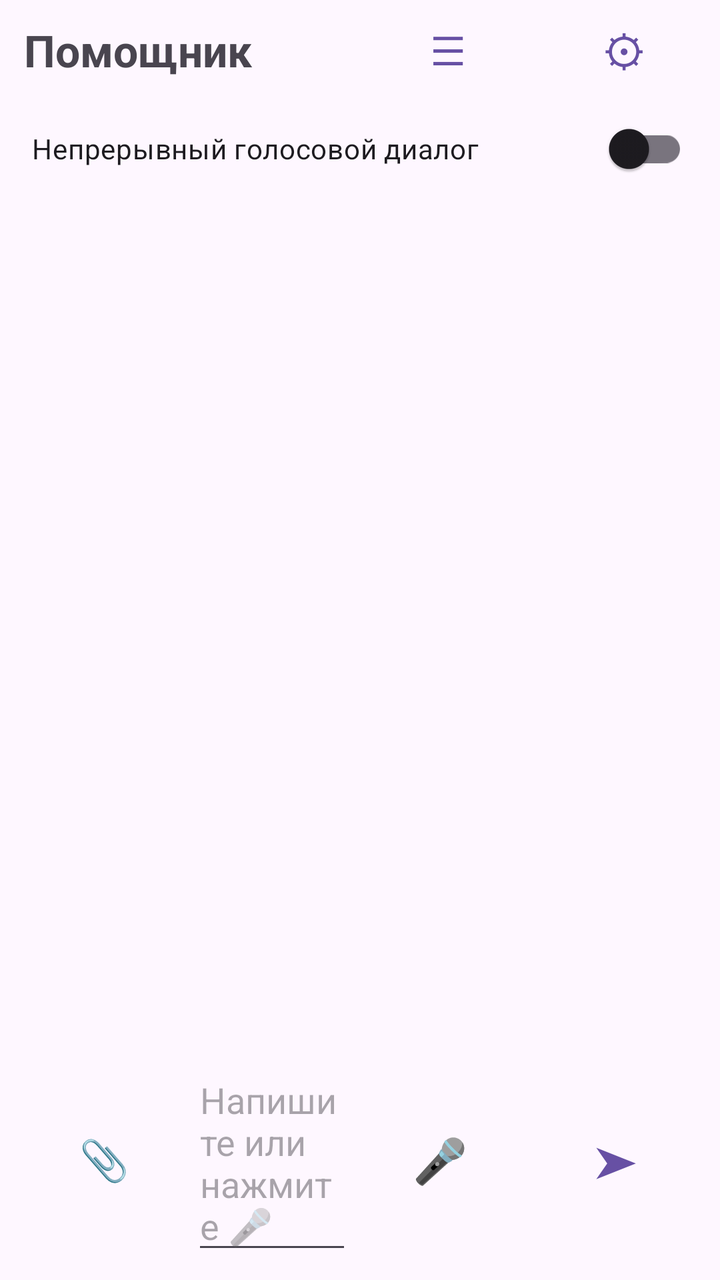
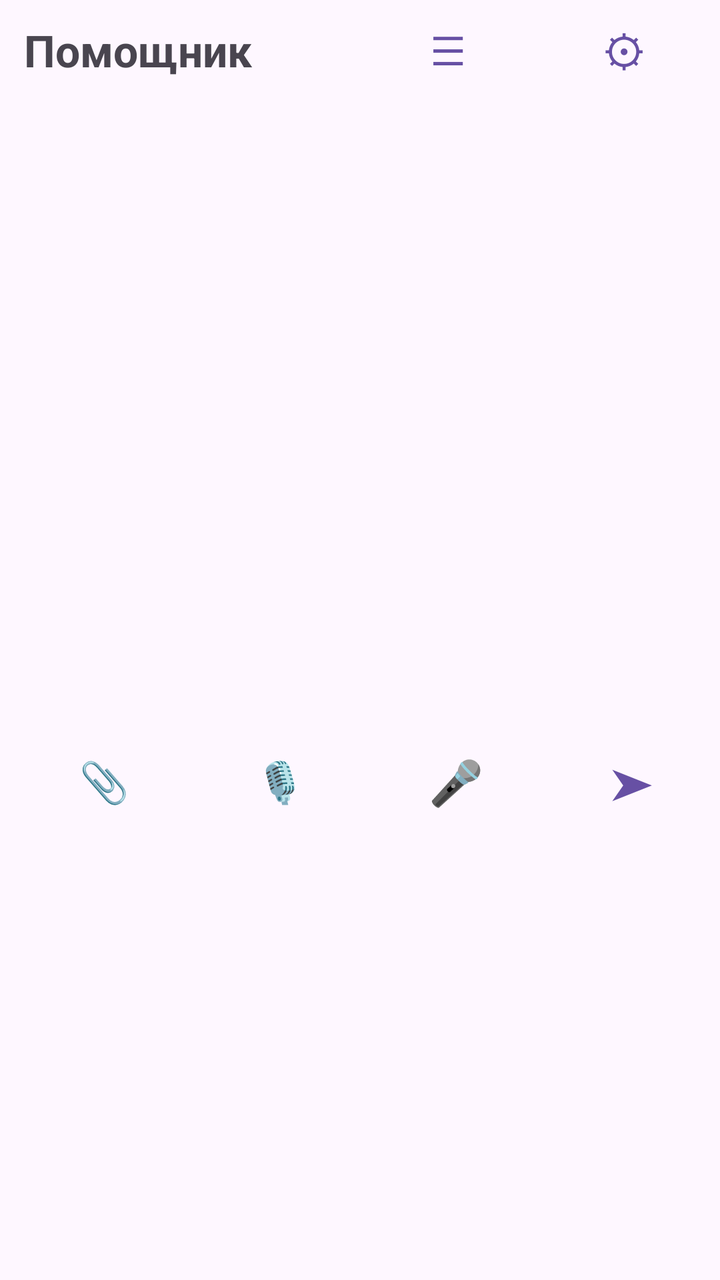

An Android layout rendered at two revisions. The XML below is the earlier revision; the diff shows what the commit changed to produce the second picture.
<!-- AndroidManifest.xml: application theme Theme.Assistant -->
<!-- res/layout/activity_main.xml -->
<?xml version="1.0" encoding="utf-8"?>
<LinearLayout xmlns:android="http://schemas.android.com/apk/res/android"
    android:layout_width="match_parent"
    android:layout_height="match_parent"
    android:fitsSystemWindows="true"
    android:orientation="vertical">

    <LinearLayout
        android:layout_width="match_parent"
        android:layout_height="wrap_content"
        android:gravity="center_vertical"
        android:orientation="horizontal"
        android:paddingStart="12dp"
        android:paddingEnd="4dp">

        <TextView
            android:layout_width="0dp"
            android:layout_height="wrap_content"
            android:layout_weight="1"
            android:text="Помощник"
            android:textSize="22sp"
            android:textStyle="bold" />

        <Button
            android:id="@+id/btnHistory"
            style="@style/Widget.Material3.Button.TextButton"
            android:layout_width="wrap_content"
            android:layout_height="wrap_content"
            android:text="☰"
            android:textSize="20sp" />

        <Button
            android:id="@+id/btnSettings"
            style="@style/Widget.Material3.Button.TextButton"
            android:layout_width="wrap_content"
            android:layout_height="wrap_content"
            android:text="⚙"
            android:textSize="22sp" />
    </LinearLayout>

    <androidx.appcompat.widget.SwitchCompat
        android:id="@+id/switchContinuous"
        android:layout_width="match_parent"
        android:layout_height="wrap_content"
        android:paddingStart="16dp"
        android:paddingEnd="16dp"
        android:text="Непрерывный голосовой диалог" />

    <androidx.recyclerview.widget.RecyclerView
        android:id="@+id/list"
        android:layout_width="match_parent"
        android:layout_height="0dp"
        android:layout_weight="1"
        android:clipToPadding="false" />

    <TextView
        android:id="@+id/attachPreview"
        android:layout_width="match_parent"
        android:layout_height="wrap_content"
        android:paddingStart="12dp"
        android:paddingEnd="12dp"
        android:paddingBottom="4dp"
        android:textColor="#5C6BC0"
        android:visibility="gone" />

    <LinearLayout
        android:layout_width="match_parent"
        android:layout_height="wrap_content"
        android:gravity="center_vertical"
        android:orientation="horizontal"
        android:padding="8dp">

        <Button
            android:id="@+id/btnAttach"
            style="@style/Widget.Material3.Button.TextButton"
            android:layout_width="wrap_content"
            android:layout_height="wrap_content"
            android:text="📎"
            android:textSize="20sp" />

        <EditText
            android:id="@+id/input"
            android:layout_width="0dp"
            android:layout_height="wrap_content"
            android:layout_weight="1"
            android:hint="Напишите или нажмите 🎤"
            android:inputType="textMultiLine|textCapSentences"
            android:maxLines="4" />

        <Button
            android:id="@+id/btnMic"
            style="@style/Widget.Material3.Button.TextButton"
            android:layout_width="wrap_content"
            android:layout_height="wrap_content"
            android:text="🎤"
            android:textSize="22sp" />

        <Button
            android:id="@+id/btnSend"
            style="@style/Widget.Material3.Button.TextButton"
            android:layout_width="wrap_content"
            android:layout_height="wrap_content"
            android:text="➤"
            android:textSize="22sp" />
    </LinearLayout>
</LinearLayout>
<!-- resources referenced by this layout -->
<resources>
  <style name="Theme.Assistant" parent="Theme.Material3.DayNight.NoActionBar" />
</resources>

<!-- the commit's change to res/layout/activity_main.xml (unified diff, before → after) -->
@@ -38,13 +38,36 @@
             android:textSize="22sp" />
     </LinearLayout>
 
-    <androidx.appcompat.widget.SwitchCompat
-        android:id="@+id/switchContinuous"
+    <LinearLayout
+        android:id="@+id/voiceModeBar"
         android:layout_width="match_parent"
         android:layout_height="wrap_content"
-        android:paddingStart="16dp"
-        android:paddingEnd="16dp"
-        android:text="Непрерывный голосовой диалог" />
+        android:background="#1A3F51B5"
+        android:gravity="center_vertical"
+        android:orientation="horizontal"
+        android:paddingStart="12dp"
+        android:paddingEnd="4dp"
+        android:visibility="gone">
+
+        <TextView
+            android:id="@+id/voiceModeStatus"
+            android:layout_width="0dp"
+            android:layout_height="wrap_content"
+            android:layout_weight="1"
+            android:paddingTop="10dp"
+            android:paddingBottom="10dp"
+            android:text="Voice Mode"
+            android:textColor="#FF3F51B5"
+            android:textStyle="bold" />
+
+        <Button
+            android:id="@+id/btnStopVoice"
+            style="@style/Widget.Material3.Button.TextButton"
+            android:layout_width="wrap_content"
+            android:layout_height="wrap_content"
+            android:text="Стоп"
+            android:textColor="#FFC62828" />
+    </LinearLayout>
 
     <androidx.recyclerview.widget.RecyclerView
         android:id="@+id/list"
@@ -83,9 +106,18 @@
             android:layout_width="0dp"
             android:layout_height="wrap_content"
             android:layout_weight="1"
-            android:hint="Напишите или нажмите 🎤"
+            android:hint="Напишите или 🎤 / Voice"
             android:inputType="textMultiLine|textCapSentences"
             android:maxLines="4" />
+
+        <Button
+            android:id="@+id/btnVoiceMode"
+            style="@style/Widget.Material3.Button.TextButton"
+            android:layout_width="wrap_content"
+            android:layout_height="wrap_content"
+            android:text="🎙"
+            android:textSize="20sp"
+            android:contentDescription="Voice Mode" />
 
         <Button
             android:id="@+id/btnMic"
